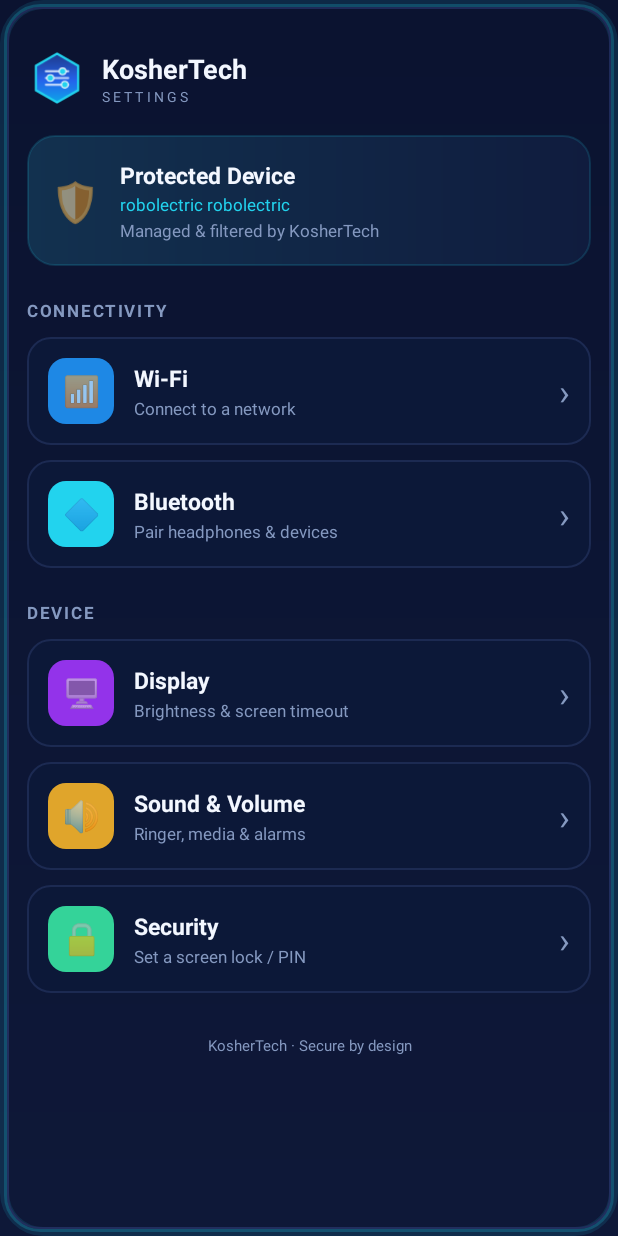
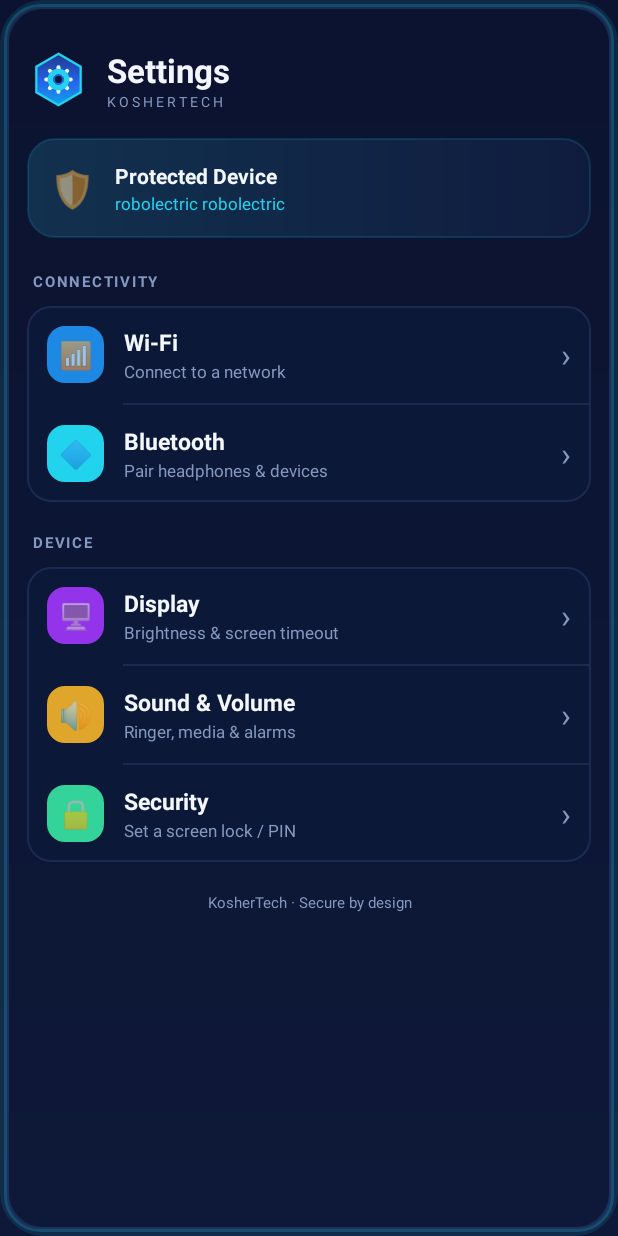
Before and after one commit to mechelr/koshertech-hub, an Android app: the screen it shows after launch (MainActivity), on a phone screen of 412 x 824 dp. Run offline under Robolectric (Android 15) with nearby library versions, the phone set to English and light mode, and no system bars.

Commit message:
Settings app: label 'Settings', cleaner gear icon, grouped settings-style list layout
Co-Authored-By: Claude Opus 4.8 <noreply@anthropic.com>
Claude-Session: https://claude.ai/code/session_01HjMumjTBZr6SCSHEvWaF2F

```diff
--- a/settingsapp/app/src/main/res/drawable/ic_logo.xml
+++ b/settingsapp/app/src/main/res/drawable/ic_logo.xml
@@ -26,22 +26,16 @@
         android:fillColor="#00000000"
         android:pathData="M54,10 L92,32 L92,76 L54,98 L16,76 L16,32 Z"/>
 
-    <!-- Three slider tracks (settings/controls motif) -->
-    <path android:strokeColor="#CCE6F0FF" android:strokeWidth="4"
-        android:strokeLineCap="round" android:fillColor="#00000000"
-        android:pathData="M34,42 L74,42"/>
-    <path android:strokeColor="#CCE6F0FF" android:strokeWidth="4"
-        android:strokeLineCap="round" android:fillColor="#00000000"
-        android:pathData="M34,54 L74,54"/>
-    <path android:strokeColor="#CCE6F0FF" android:strokeWidth="4"
-        android:strokeLineCap="round" android:fillColor="#00000000"
-        android:pathData="M34,66 L74,66"/>
+    <!-- Gear teeth (8), as thick rounded spokes -->
+    <path android:strokeColor="#FFEAF6FF" android:strokeWidth="7" android:strokeLineCap="round"
+        android:fillColor="#00000000"
+        android:pathData="M54,33 L54,41 M54,67 L54,75 M33,54 L41,54 M67,54 L75,54 M39.2,39.2 L44.9,44.9 M63.1,63.1 L68.8,68.8 M68.8,39.2 L63.1,44.9 M44.9,63.1 L39.2,68.8"/>
 
-    <!-- Knobs -->
-    <path android:fillColor="#FF22D3EE" android:strokeColor="#FFFFFFFF" android:strokeWidth="2"
-        android:pathData="M64,42 m-6,0 a6,6 0 1,0 12,0 a6,6 0 1,0 -12,0"/>
-    <path android:fillColor="#FF22D3EE" android:strokeColor="#FFFFFFFF" android:strokeWidth="2"
-        android:pathData="M42,54 m-6,0 a6,6 0 1,0 12,0 a6,6 0 1,0 -12,0"/>
-    <path android:fillColor="#FF22D3EE" android:strokeColor="#FFFFFFFF" android:strokeWidth="2"
-        android:pathData="M68,66 m-6,0 a6,6 0 1,0 12,0 a6,6 0 1,0 -12,0"/>
+    <!-- Gear ring -->
+    <path android:strokeColor="#FF22D3EE" android:strokeWidth="9" android:fillColor="#00000000"
+        android:pathData="M54,54 m-14,0 a14,14 0 1,0 28,0 a14,14 0 1,0 -28,0"/>
+
+    <!-- Center hole -->
+    <path android:fillColor="#FF0C1838"
+        android:pathData="M54,54 m-6,0 a6,6 0 1,0 12,0 a6,6 0 1,0 -12,0"/>
 </vector>
--- a/settingsapp/app/src/main/res/layout/activity_main.xml
+++ b/settingsapp/app/src/main/res/layout/activity_main.xml
@@ -23,26 +23,26 @@
                 android:gravity="center_vertical"
                 android:layout_marginTop="14dp">
                 <ImageView
-                    android:layout_width="40dp"
-                    android:layout_height="40dp"
+                    android:layout_width="42dp"
+                    android:layout_height="42dp"
                     android:src="@drawable/ic_logo"
-                    android:contentDescription="KosherTech"/>
+                    android:contentDescription="Settings"/>
                 <LinearLayout
                     android:layout_width="wrap_content"
                     android:layout_height="wrap_content"
                     android:orientation="vertical"
-                    android:layout_marginStart="10dp">
+                    android:layout_marginStart="11dp">
                     <TextView
                         android:layout_width="wrap_content"
                         android:layout_height="wrap_content"
-                        android:text="KosherTech"
+                        android:text="Settings"
                         android:textColor="@color/white"
                         android:textStyle="bold"
-                        android:textSize="18sp"/>
+                        android:textSize="22sp"/>
                     <TextView
                         android:layout_width="wrap_content"
                         android:layout_height="wrap_content"
-                        android:text="SETTINGS"
+                        android:text="KOSHERTECH"
                         android:textColor="@color/muted"
                         android:textSize="9sp"
                         android:letterSpacing="0.22"/>
@@ -56,13 +56,13 @@
                 android:orientation="horizontal"
                 android:gravity="center_vertical"
                 android:background="@drawable/bg_status"
-                android:padding="16dp"
+                android:padding="15dp"
                 android:layout_marginTop="18dp">
                 <TextView
                     android:layout_width="wrap_content"
                     android:layout_height="wrap_content"
                     android:text="🛡️"
-                    android:textSize="26sp"/>
+                    android:textSize="24sp"/>
                 <LinearLayout
                     android:layout_width="0dp"
                     android:layout_height="wrap_content"
@@ -75,7 +75,7 @@
                         android:text="Protected Device"
                         android:textColor="@color/white"
                         android:textStyle="bold"
-                        android:textSize="15sp"/>
+                        android:textSize="14sp"/>
                     <TextView
                         android:id="@+id/deviceModel"
                         android:layout_width="wrap_content"
@@ -84,27 +84,27 @@
                         android:textColor="@color/cyan"
                         android:textSize="11sp"
                         android:layout_marginTop="1dp"/>
-                    <TextView
-                        android:layout_width="wrap_content"
-                        android:layout_height="wrap_content"
-                        android:text="Managed &amp; filtered by KosherTech"
-                        android:textColor="@color/muted"
-                        android:textSize="11sp"
-                        android:layout_marginTop="2dp"/>
                 </LinearLayout>
             </LinearLayout>
 
-            <!-- Section: Connectivity -->
+            <!-- CONNECTIVITY -->
             <TextView
                 android:layout_width="match_parent"
                 android:layout_height="wrap_content"
                 android:text="CONNECTIVITY"
                 android:textColor="@color/muted"
-                android:textSize="11sp"
+                android:textSize="10sp"
                 android:textStyle="bold"
-                android:letterSpacing="0.1"
+                android:letterSpacing="0.12"
                 android:layout_marginTop="22dp"
-                android:layout_marginBottom="10dp"/>
+                android:layout_marginBottom="9dp"
+                android:paddingStart="4dp"/>
+
+            <LinearLayout
+                android:layout_width="match_parent"
+                android:layout_height="wrap_content"
+                android:orientation="vertical"
+                android:background="@drawable/bg_card">
 
                 <LinearLayout
                     android:id="@+id/tileWifi"
@@ -112,37 +112,27 @@
                     android:layout_height="wrap_content"
                     android:orientation="horizontal"
                     android:gravity="center_vertical"
-                android:background="@drawable/bg_card"
-                android:padding="14dp"
-                android:layout_marginBottom="10dp"
+                    android:padding="13dp"
                     android:clickable="true"
                     android:focusable="true">
-                <FrameLayout
-                    android:layout_width="44dp"
-                    android:layout_height="44dp"
-                    android:background="@drawable/bg_chip"
-                    android:backgroundTint="#1E88E5">
-                    <TextView
-                        android:layout_width="match_parent"
-                        android:layout_height="match_parent"
-                        android:gravity="center"
-                        android:text="📶"
-                        android:textSize="20sp"/>
+                    <FrameLayout android:layout_width="38dp" android:layout_height="38dp"
+                        android:background="@drawable/bg_chip" android:backgroundTint="#1E88E5">
+                        <TextView android:layout_width="match_parent" android:layout_height="match_parent"
+                            android:gravity="center" android:text="📶" android:textSize="18sp"/>
                     </FrameLayout>
-                <LinearLayout
-                    android:layout_width="0dp"
-                    android:layout_height="wrap_content"
-                    android:layout_weight="1"
-                    android:orientation="vertical"
-                    android:layout_marginStart="13dp">
+                    <LinearLayout android:layout_width="0dp" android:layout_height="wrap_content"
+                        android:layout_weight="1" android:orientation="vertical" android:layout_marginStart="13dp">
                         <TextView android:layout_width="wrap_content" android:layout_height="wrap_content"
                             android:text="Wi-Fi" android:textColor="@color/white" android:textStyle="bold" android:textSize="15sp"/>
                         <TextView android:layout_width="wrap_content" android:layout_height="wrap_content"
-                        android:text="Connect to a network" android:textColor="@color/muted" android:textSize="11sp" android:layout_marginTop="2dp"/>
+                            android:text="Connect to a network" android:textColor="@color/muted" android:textSize="11sp" android:layout_marginTop="1dp"/>
                     </LinearLayout>
                     <TextView android:layout_width="wrap_content" android:layout_height="wrap_content"
-                    android:text="›" android:textColor="@color/muted" android:textSize="24sp"/>
+                        android:text="›" android:textColor="@color/muted" android:textSize="22sp"/>
                 </LinearLayout>
+
+                <View android:layout_width="match_parent" android:layout_height="1dp"
+                    android:background="@color/line" android:layout_marginStart="64dp"/>
 
                 <LinearLayout
                     android:id="@+id/tileBluetooth"
@@ -150,49 +140,44 @@
                     android:layout_height="wrap_content"
                     android:orientation="horizontal"
                     android:gravity="center_vertical"
-                android:background="@drawable/bg_card"
-                android:padding="14dp"
-                android:layout_marginBottom="10dp"
+                    android:padding="13dp"
                     android:clickable="true"
                     android:focusable="true">
-                <FrameLayout
-                    android:layout_width="44dp"
-                    android:layout_height="44dp"
-                    android:background="@drawable/bg_chip"
-                    android:backgroundTint="#22D3EE">
-                    <TextView
-                        android:layout_width="match_parent"
-                        android:layout_height="match_parent"
-                        android:gravity="center"
-                        android:text="🔷"
-                        android:textSize="20sp"/>
+                    <FrameLayout android:layout_width="38dp" android:layout_height="38dp"
+                        android:background="@drawable/bg_chip" android:backgroundTint="#22D3EE">
+                        <TextView android:layout_width="match_parent" android:layout_height="match_parent"
+                            android:gravity="center" android:text="🔷" android:textSize="18sp"/>
                     </FrameLayout>
-                <LinearLayout
-                    android:layout_width="0dp"
-                    android:layout_height="wrap_content"
-                    android:layout_weight="1"
-                    android:orientation="vertical"
-                    android:layout_marginStart="13dp">
+                    <LinearLayout android:layout_width="0dp" android:layout_height="wrap_content"
+                        android:layout_weight="1" android:orientation="vertical" android:layout_marginStart="13dp">
                         <TextView android:layout_width="wrap_content" android:layout_height="wrap_content"
                             android:text="Bluetooth" android:textColor="@color/white" android:textStyle="bold" android:textSize="15sp"/>
                         <TextView android:layout_width="wrap_content" android:layout_height="wrap_content"
-                        android:text="Pair headphones &amp; devices" android:textColor="@color/muted" android:textSize="11sp" android:layout_marginTop="2dp"/>
+                            android:text="Pair headphones &amp; devices" android:textColor="@color/muted" android:textSize="11sp" android:layout_marginTop="1dp"/>
                     </LinearLayout>
                     <TextView android:layout_width="wrap_content" android:layout_height="wrap_content"
-                    android:text="›" android:textColor="@color/muted" android:textSize="24sp"/>
+                        android:text="›" android:textColor="@color/muted" android:textSize="22sp"/>
+                </LinearLayout>
             </LinearLayout>
 
-            <!-- Section: Device -->
+            <!-- DEVICE -->
             <TextView
                 android:layout_width="match_parent"
                 android:layout_height="wrap_content"
                 android:text="DEVICE"
                 android:textColor="@color/muted"
-                android:textSize="11sp"
+                android:textSize="10sp"
                 android:textStyle="bold"
-                android:letterSpacing="0.1"
-                android:layout_marginTop="12dp"
-                android:layout_marginBottom="10dp"/>
+                android:letterSpacing="0.12"
+                android:layout_marginTop="20dp"
+                android:layout_marginBottom="9dp"
+                android:paddingStart="4dp"/>
+
+            <LinearLayout
+                android:layout_width="match_parent"
+                android:layout_height="wrap_content"
+                android:orientation="vertical"
+                android:background="@drawable/bg_card">
 
                 <LinearLayout
                     android:id="@+id/tileDisplay"
@@ -200,37 +185,27 @@
                     android:layout_height="wrap_content"
                     android:orientation="horizontal"
                     android:gravity="center_vertical"
-                android:background="@drawable/bg_card"
-                android:padding="14dp"
-                android:layout_marginBottom="10dp"
+                    android:padding="13dp"
                     android:clickable="true"
                     android:focusable="true">
-                <FrameLayout
-                    android:layout_width="44dp"
-                    android:layout_height="44dp"
-                    android:background="@drawable/bg_chip"
-                    android:backgroundTint="#9333EA">
-                    <TextView
-                        android:layout_width="match_parent"
-                        android:layout_height="match_parent"
-                        android:gravity="center"
-                        android:text="🖥️"
-                        android:textSize="20sp"/>
+                    <FrameLayout android:layout_width="38dp" android:layout_height="38dp"
+                        android:background="@drawable/bg_chip" android:backgroundTint="#9333EA">
+                        <TextView android:layout_width="match_parent" android:layout_height="match_parent"
+                            android:gravity="center" android:text="🖥️" android:textSize="18sp"/>
                     </FrameLayout>
-                <LinearLayout
-                    android:layout_width="0dp"
-                    android:layout_height="wrap_content"
-                    android:layout_weight="1"
-                    android:orientation="vertical"
-                    android:layout_marginStart="13dp">
+                    <LinearLayout android:layout_width="0dp" android:layout_height="wrap_content"
+                        android:layout_weight="1" android:orientation="vertical" android:layout_marginStart="13dp">
                         <TextView android:layout_width="wrap_content" android:layout_height="wrap_content"
                             android:text="Display" android:textColor="@color/white" android:textStyle="bold" android:textSize="15sp"/>
                         <TextView android:layout_width="wrap_content" android:layout_height="wrap_content"
-                        android:text="Brightness &amp; screen timeout" android:textColor="@color/muted" android:textSize="11sp" android:layout_marginTop="2dp"/>
+                            android:text="Brightness &amp; screen timeout" android:textColor="@color/muted" android:textSize="11sp" android:layout_marginTop="1dp"/>
                     </LinearLayout>
                     <TextView android:layout_width="wrap_content" android:layout_height="wrap_content"
-                    android:text="›" android:textColor="@color/muted" android:textSize="24sp"/>
+                        android:text="›" android:textColor="@color/muted" android:textSize="22sp"/>
                 </LinearLayout>
+
+                <View android:layout_width="match_parent" android:layout_height="1dp"
+                    android:background="@color/line" android:layout_marginStart="64dp"/>
 
                 <LinearLayout
                     android:id="@+id/tileSound"
@@ -238,37 +213,27 @@
                     android:layout_height="wrap_content"
                     android:orientation="horizontal"
                     android:gravity="center_vertical"
-                android:background="@drawable/bg_card"
-                android:padding="14dp"
-                android:layout_marginBottom="10dp"
+                    android:padding="13dp"
                     android:clickable="true"
                     android:focusable="true">
-                <FrameLayout
-                    android:layout_width="44dp"
-                    android:layout_height="44dp"
-                    android:background="@drawable/bg_chip"
-                    android:backgroundTint="#E0A52B">
-                    <TextView
-                        android:layout_width="match_parent"
-                        android:layout_height="match_parent"
-                        android:gravity="center"
-                        android:text="🔊"
-                        android:textSize="20sp"/>
+                    <FrameLayout android:layout_width="38dp" android:layout_height="38dp"
+                        android:background="@drawable/bg_chip" android:backgroundTint="#E0A52B">
+                        <TextView android:layout_width="match_parent" android:layout_height="match_parent"
+                            android:gravity="center" android:text="🔊" android:textSize="18sp"/>
                     </FrameLayout>
-                <LinearLayout
-                    android:layout_width="0dp"
-                    android:layout_height="wrap_content"
-                    android:layout_weight="1"
-                    android:orientation="vertical"
-                    android:layout_marginStart="13dp">
+                    <LinearLayout android:layout_width="0dp" android:layout_height="wrap_content"
+                        android:layout_weight="1" android:orientation="vertical" android:layout_marginStart="13dp">
                         <TextView android:layout_width="wrap_content" android:layout_height="wrap_content"
                             android:text="Sound &amp; Volume" android:textColor="@color/white" android:textStyle="bold" android:textSize="15sp"/>
                         <TextView android:layout_width="wrap_content" android:layout_height="wrap_content"
-                        android:text="Ringer, media &amp; alarms" android:textColor="@color/muted" android:textSize="11sp" android:layout_marginTop="2dp"/>
+                            android:text="Ringer, media &amp; alarms" android:textColor="@color/muted" android:textSize="11sp" android:layout_marginTop="1dp"/>
                     </LinearLayout>
                     <TextView android:layout_width="wrap_content" android:layout_height="wrap_content"
-                    android:text="›" android:textColor="@color/muted" android:textSize="24sp"/>
+                        android:text="›" android:textColor="@color/muted" android:textSize="22sp"/>
                 </LinearLayout>
+
+                <View android:layout_width="match_parent" android:layout_height="1dp"
+                    android:background="@color/line" android:layout_marginStart="64dp"/>
 
                 <LinearLayout
                     android:id="@+id/tileSecurity"
@@ -276,36 +241,24 @@
                     android:layout_height="wrap_content"
                     android:orientation="horizontal"
                     android:gravity="center_vertical"
-                android:background="@drawable/bg_card"
-                android:padding="14dp"
-                android:layout_marginBottom="10dp"
+                    android:padding="13dp"
                     android:clickable="true"
                     android:focusable="true">
-                <FrameLayout
-                    android:layout_width="44dp"
-                    android:layout_height="44dp"
-                    android:background="@drawable/bg_chip"
-                    android:backgroundTint="#34D399">
-                    <TextView
-                        android:layout_width="match_parent"
-                        android:layout_height="match_parent"
-                        android:gravity="center"
-                        android:text="🔒"
-                        android:textSize="20sp"/>
+                    <FrameLayout android:layout_width="38dp" android:layout_height="38dp"
+                        android:background="@drawable/bg_chip" android:backgroundTint="#34D399">
+                        <TextView android:layout_width="match_parent" android:layout_height="match_parent"
+                            android:gravity="center" android:text="🔒" android:textSize="18sp"/>
                     </FrameLayout>
-                <LinearLayout
-                    android:layout_width="0dp"
-                    android:layout_height="wrap_content"
-                    android:layout_weight="1"
-                    android:orientation="vertical"
-                    android:layout_marginStart="13dp">
+                    <LinearLayout android:layout_width="0dp" android:layout_height="wrap_content"
+                        android:layout_weight="1" android:orientation="vertical" android:layout_marginStart="13dp">
                         <TextView android:layout_width="wrap_content" android:layout_height="wrap_content"
                             android:text="Security" android:textColor="@color/white" android:textStyle="bold" android:textSize="15sp"/>
                         <TextView android:layout_width="wrap_content" android:layout_height="wrap_content"
-                        android:text="Set a screen lock / PIN" android:textColor="@color/muted" android:textSize="11sp" android:layout_marginTop="2dp"/>
+                            android:text="Set a screen lock / PIN" android:textColor="@color/muted" android:textSize="11sp" android:layout_marginTop="1dp"/>
                     </LinearLayout>
                     <TextView android:layout_width="wrap_content" android:layout_height="wrap_content"
-                    android:text="›" android:textColor="@color/muted" android:textSize="24sp"/>
+                        android:text="›" android:textColor="@color/muted" android:textSize="22sp"/>
+                </LinearLayout>
             </LinearLayout>
 
             <TextView
@@ -315,7 +268,7 @@
                 android:textColor="@color/muted"
                 android:textSize="10sp"
                 android:gravity="center"
-                android:layout_marginTop="18dp"
+                android:layout_marginTop="20dp"
                 android:layout_marginBottom="8dp"/>
         </LinearLayout>
     </ScrollView>
--- a/settingsapp/app/src/main/res/values/strings.xml
+++ b/settingsapp/app/src/main/res/values/strings.xml
@@ -1,4 +1,4 @@
 <?xml version="1.0" encoding="utf-8"?>
 <resources>
-    <string name="app_name">KosherTech Settings</string>
+    <string name="app_name">Settings</string>
 </resources>
```
Lines whose indentation alone changed are shown as unchanged.
